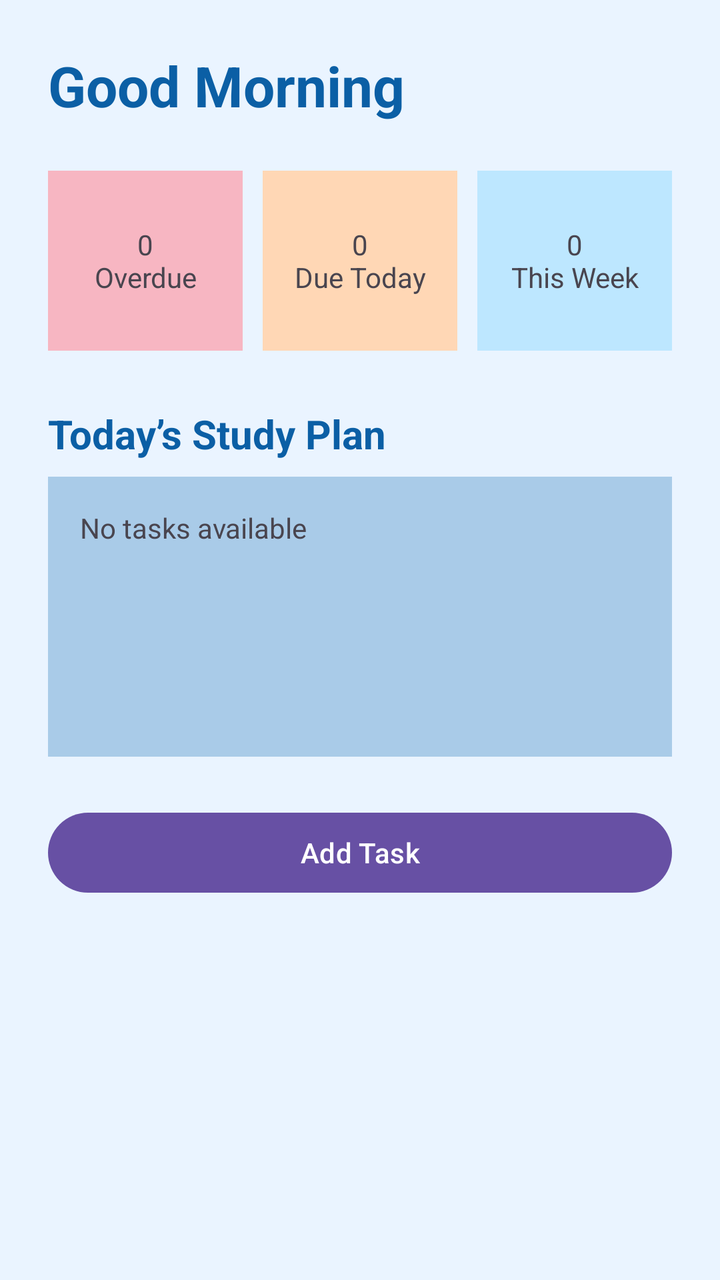
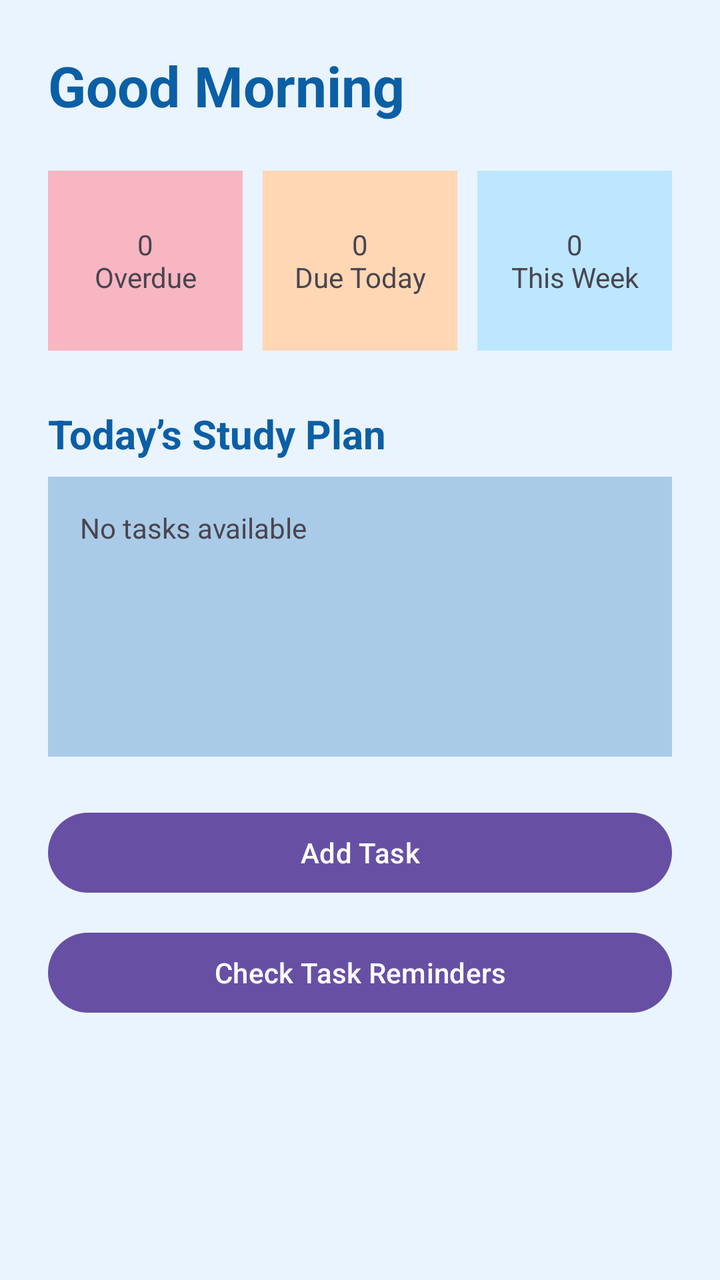

Two renders of the same Android screen: before a commit and after it. Below are the layout's source before the change and the commit's diff.
<!-- AndroidManifest.xml: application theme Theme.SmartAcademia -->
<!-- res/layout/fragment_dashboard.xml -->
<?xml version="1.0" encoding="utf-8"?>
<ScrollView xmlns:android="http://schemas.android.com/apk/res/android"
    android:layout_width="match_parent"
    android:layout_height="match_parent"
    android:background="#EAF4FF">

    <LinearLayout
        android:layout_width="match_parent"
        android:layout_height="wrap_content"
        android:padding="24dp"
        android:orientation="vertical">

        <TextView
            android:id="@+id/greetingTextView"
            android:layout_width="wrap_content"
            android:layout_height="wrap_content"
            android:text="@string/dashboard_title"
            android:textSize="28sp"
            android:textStyle="bold"
            android:textColor="#0B5FA5" />

        <LinearLayout
            android:layout_width="match_parent"
            android:layout_height="wrap_content"
            android:orientation="horizontal"
            android:layout_marginTop="24dp">

            <TextView
                android:id="@+id/overdueCountTextView"
                android:layout_width="0dp"
                android:layout_height="90dp"
                android:layout_weight="1"
                android:gravity="center"
                android:text="0\nOverdue"
                android:background="#F7B6C2" />

            <TextView
                android:id="@+id/dueTodayCountTextView"
                android:layout_width="0dp"
                android:layout_height="90dp"
                android:layout_weight="1"
                android:gravity="center"
                android:text="0\nDue Today"
                android:layout_marginStart="10dp"
                android:background="#FFD7B5" />

            <TextView
                android:id="@+id/weekCountTextView"
                android:layout_width="0dp"
                android:layout_height="90dp"
                android:layout_weight="1"
                android:gravity="center"
                android:text="0\nThis Week"
                android:layout_marginStart="10dp"
                android:background="#BDE7FF" />
        </LinearLayout>

        <TextView
            android:layout_width="match_parent"
            android:layout_height="wrap_content"
            android:text="@string/today_plan"
            android:textSize="20sp"
            android:textStyle="bold"
            android:textColor="#0B5FA5"
            android:layout_marginTop="28dp" />

        <TextView
            android:id="@+id/todayPlanTextView"
            android:layout_width="match_parent"
            android:layout_height="140dp"
            android:padding="16dp"
            android:text="@string/no_tasks"
            android:background="#A9CBE8"
            android:layout_marginTop="8dp" />

        <Button
            android:id="@+id/addTaskButton"
            android:layout_width="match_parent"
            android:layout_height="wrap_content"
            android:text="@string/add_task"
            android:layout_marginTop="24dp" />

    </LinearLayout>
</ScrollView>
<!-- resources referenced by this layout -->
<resources>
  <string name="add_task">Add Task</string>
  <string name="dashboard_title">Good Morning</string>
  <string name="no_tasks">No tasks available</string>
  <string name="today_plan">Today’s Study Plan</string>
  <style name="Theme.SmartAcademia" parent="Base.Theme.SmartAcademia" />
  <style name="Base.Theme.SmartAcademia" parent="Theme.Material3.DayNight.NoActionBar">
          
          
      </style>
</resources>

<!-- the commit's change to res/layout/fragment_dashboard.xml (unified diff, before → after) -->
@@ -80,5 +80,12 @@
             android:text="@string/add_task"
             android:layout_marginTop="24dp" />
 
+        <Button
+            android:id="@+id/checkRemindersButton"
+            android:layout_width="match_parent"
+            android:layout_height="wrap_content"
+            android:text="@string/check_reminders"
+            android:layout_marginTop="12dp" />
+
     </LinearLayout>
 </ScrollView>
<!-- resource entries referenced after the edit -->
@@ -1,6 +1,7 @@
 <!-- resources referenced by this layout -->
 <resources>
   <string name="add_task">Add Task</string>
+  <string name="check_reminders">Check Task Reminders</string>
   <string name="dashboard_title">Good Morning</string>
   <string name="no_tasks">No tasks available</string>
   <string name="today_plan">Today’s Study Plan</string>
